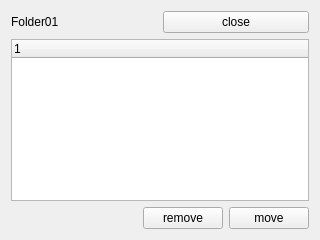
This is app/template/suggestionCard.ui in defmylife/File-organizer as Qt 5 draws it before an edit. The edited form follows.
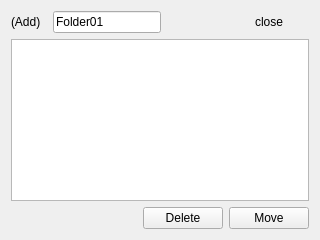
This is the edited form.

The edit to the form file:
```diff
--- a/app/template/suggestionCard.ui
+++ b/app/template/suggestionCard.ui
@@ -10,30 +10,93 @@
     <height>240</height>
    </rect>
   </property>
+  <property name="sizePolicy">
+   <sizepolicy hsizetype="Expanding" vsizetype="Expanding">
+    <horstretch>0</horstretch>
+    <verstretch>0</verstretch>
+   </sizepolicy>
+  </property>
   <property name="windowTitle">
    <string>Card</string>
   </property>
+  <property name="autoFillBackground">
+   <bool>false</bool>
+  </property>
+  <property name="locale">
+   <locale language="English" country="UnitedStates"/>
+  </property>
   <layout class="QVBoxLayout" name="verticalLayout">
    <item>
     <layout class="QHBoxLayout" name="horizontalLayout_2">
+     <property name="spacing">
+      <number>12</number>
+     </property>
      <item>
-      <widget class="QLabel" name="folderName">
+      <widget class="QLabel" name="mode">
+       <property name="sizePolicy">
+        <sizepolicy hsizetype="Preferred" vsizetype="Preferred">
+         <horstretch>0</horstretch>
+         <verstretch>0</verstretch>
+        </sizepolicy>
+       </property>
+       <property name="text">
+        <string>(Add)</string>
+       </property>
+      </widget>
+     </item>
+     <item>
+      <widget class="QLineEdit" name="folderName">
        <property name="text">
         <string>Folder01</string>
        </property>
       </widget>
      </item>
      <item>
-      <widget class="QPushButton" name="pushButton_3">
+      <spacer name="horizontalSpacer_2">
+       <property name="orientation">
+        <enum>Qt::Horizontal</enum>
+       </property>
+       <property name="sizeHint" stdset="0">
+        <size>
+         <width>0</width>
+         <height>0</height>
+        </size>
+       </property>
+      </spacer>
+     </item>
+     <item>
+      <widget class="QPushButton" name="closeBtn">
+       <property name="sizePolicy">
+        <sizepolicy hsizetype="Preferred" vsizetype="Fixed">
+         <horstretch>0</horstretch>
+         <verstretch>0</verstretch>
+        </sizepolicy>
+       </property>
        <property name="text">
         <string>close</string>
        </property>
+       <property name="flat">
+        <bool>true</bool>
+       </property>
       </widget>
      </item>
     </layout>
    </item>
    <item>
-    <widget class="QTreeWidget" name="treeWidget"/>
+    <widget class="QTreeView" name="treeView">
+     <property name="sizePolicy">
+      <sizepolicy hsizetype="Expanding" vsizetype="Expanding">
+       <horstretch>0</horstretch>
+       <verstretch>0</verstretch>
+      </sizepolicy>
+     </property>
+     <property name="uniformRowHeights">
+      <bool>true</bool>
+     </property>
+     <property name="sortingEnabled">
+      <bool>true</bool>
+     </property>
+    </widget>
    </item>
    <item>
     <layout class="QHBoxLayout" name="horizontalLayout">
@@ -53,14 +116,14 @@
      <item>
       <widget class="QPushButton" name="pushButton_2">
        <property name="text">
-        <string>remove</string>
+        <string>Delete</string>
        </property>
       </widget>
      </item>
      <item>
       <widget class="QPushButton" name="pushButton">
        <property name="text">
-        <string>move</string>
+        <string>Move</string>
        </property>
       </widget>
      </item>
```
Left out of the diff: 4 changed lines with no effect on the pictures.
